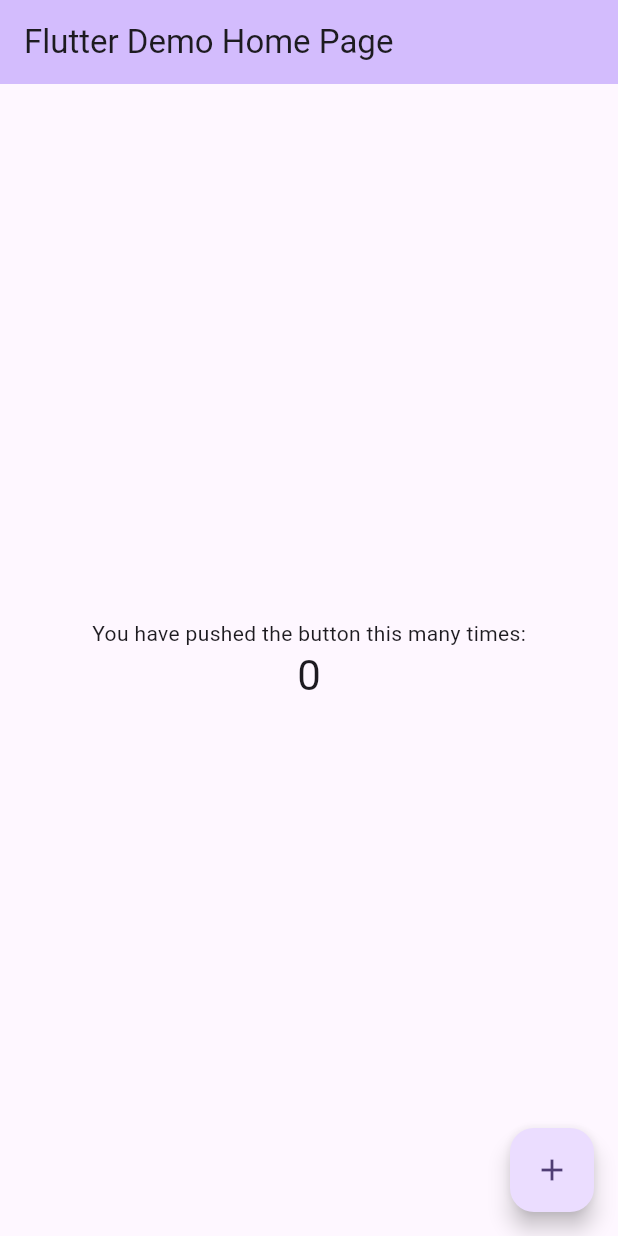
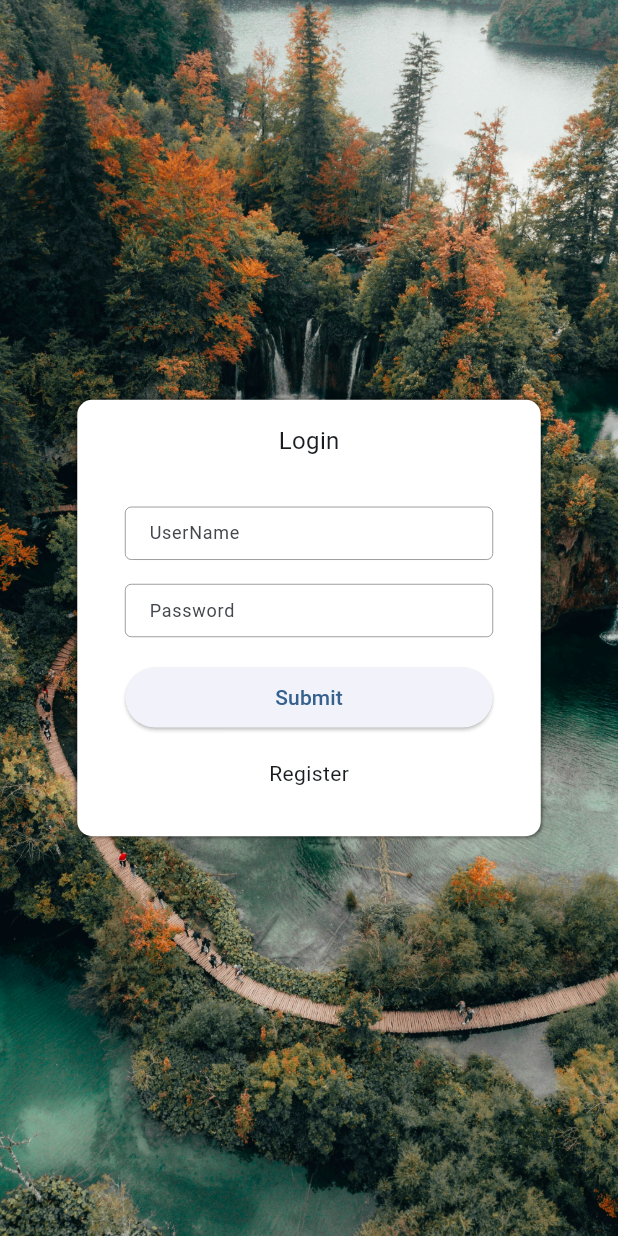
Before and after one commit to sony-nurdianto/bts-tech-test, a Flutter app: the screen it shows after launch, on a phone screen of 412 x 824 dp. Run offline on Flutter 3.47's test engine with Material 3 defaults, Android fonts, the phone set to English and light mode, and no system bars; our stand-ins replace bloc, flutter_dotenv, responsive_sizer, shared_preferences.

Commit message:
last push

```diff
--- /dev/null
+++ b/lib/blocs/auth_bloc/auth_bloc.dart
@@ -0,0 +1,47 @@
+import 'dart:async';
+
+import 'package:bloc/bloc.dart';
+import 'package:bts_tech_test/repository/data/auth_data.dart';
+import 'package:bts_tech_test/repository/models/auth_models/auth_models.dart';
+import 'package:flutter/material.dart';
+import 'package:flutter/rendering.dart';
+import 'package:meta/meta.dart';
+import 'package:shared_preferences/shared_preferences.dart';
+
+part 'auth_event.dart';
+part 'auth_state.dart';
+
+class AuthBloc extends Bloc<AuthEvent, AuthState> {
+
+  final AuthData auth = AuthData();
+
+  AuthBloc() : super(AuthInitial()) {
+    on<AuthRegister>((event, emit) async {
+      emit(AuthLoading());
+      try {
+        await auth.registerCheck(event.registerData);
+        emit(AuthSuccess());
+      } catch (e) {
+        emit(AuthFailure(error: e.toString()));
+      }
+    },);
+    on<AuthLogin>(
+      (event, emit) async {
+        emit(AuthLoading());
+        try {
+          // await _saveLoginStatus();
+          emit(AuthSuccess());
+        } catch (e) {
+          emit(AuthFailure(
+              error: 'Gagal login. Periksa kembali username dan password.'));
+        }
+      },
+    );
+  }
+
+
+  // Future<void> _saveLoginStatus() async {
+  //   SharedPreferences prefs = await SharedPreferences.getInstance();
+  //   await prefs.setBool('isLogged', true);
+  // }
+}
--- /dev/null
+++ b/lib/blocs/auth_bloc/auth_event.dart
@@ -0,0 +1,17 @@
+part of 'auth_bloc.dart';
+
+@immutable
+abstract class AuthEvent {}
+
+class AuthLogin extends AuthEvent {
+  final String username;
+  final String password;
+
+  AuthLogin({required this.username, required this.password});
+}
+
+class AuthRegister extends AuthEvent {
+  final AuthModels registerData;
+
+  AuthRegister({required this.registerData});
+}
--- /dev/null
+++ b/lib/blocs/auth_bloc/auth_state.dart
@@ -0,0 +1,16 @@
+part of 'auth_bloc.dart';
+
+@immutable
+abstract class AuthState {}
+
+class AuthInitial extends AuthState {}
+
+class AuthLoading extends AuthState {}
+
+class AuthSuccess extends AuthState {}
+
+class AuthFailure extends AuthState {
+  final String error;
+
+  AuthFailure({required this.error});
+}
--- a/lib/main.dart
+++ b/lib/main.dart
@@ -1,6 +1,12 @@
+import 'package:bts_tech_test/views/login/login_pages.dart';
+import 'package:bts_tech_test/views/login/register_pages.dart';
 import 'package:flutter/material.dart';
+import 'package:responsive_sizer/responsive_sizer.dart';
+import 'package:flutter_dotenv/flutter_dotenv.dart';
 
-void main() {
+
+void main() async {
+  await dotenv.load();
   runApp(const MyApp());
 }
 
@@ -10,116 +16,22 @@
   // This widget is the root of your application.
   @override
   Widget build(BuildContext context) {
-    return MaterialApp(
-      title: 'Flutter Demo',
+    return ResponsiveSizer(builder: (context, orientation, screenType) {
+      return MaterialApp(
+      title: 'CheckList App',
       theme: ThemeData(
-        // This is the theme of your application.
-        //
-        // TRY THIS: Try running your application with "flutter run". You'll see
-        // the application has a purple toolbar. Then, without quitting the app,
-        // try changing the seedColor in the colorScheme below to Colors.green
-        // and then invoke "hot reload" (save your changes or press the "hot
-        // reload" button in a Flutter-supported IDE, or press "r" if you used
-        // the command line to start the app).
-        //
-        // Notice that the counter didn't reset back to zero; the application
-        // state is not lost during the reload. To reset the state, use hot
-        // restart instead.
-        //
-        // This works for code too, not just values: Most code changes can be
-        // tested with just a hot reload.
-        colorScheme: ColorScheme.fromSeed(seedColor: Colors.deepPurple),
+        colorScheme: ColorScheme.fromSeed(seedColor: Colors.blue),
         useMaterial3: true,
       ),
-      home: const MyHomePage(title: 'Flutter Demo Home Page'),
+      initialRoute: '/login',
+
+      routes: {
+        '/login':(context) =>  const LoginPages(),
+        '/register': (context) => const RegisterPages(),
+      },
+      // home: const MyHomePage(title: 'Flutter Demo Home Page'),
     );
+    },)
+    ;
   }
 }
-
-class MyHomePage extends StatefulWidget {
-  const MyHomePage({super.key, required this.title});
-
-  // This widget is the home page of your application. It is stateful, meaning
-  // that it has a State object (defined below) that contains fields that affect
-  // how it looks.
-
-  // This class is the configuration for the state. It holds the values (in this
-  // case the title) provided by the parent (in this case the App widget) and
-  // used by the build method of the State. Fields in a Widget subclass are
-  // always marked "final".
-
-  final String title;
-
-  @override
-  State<MyHomePage> createState() => _MyHomePageState();
-}
-
-class _MyHomePageState extends State<MyHomePage> {
-  int _counter = 0;
-
-  void _incrementCounter() {
-    setState(() {
-      // This call to setState tells the Flutter framework that something has
-      // changed in this State, which causes it to rerun the build method below
-      // so that the display can reflect the updated values. If we changed
-      // _counter without calling setState(), then the build method would not be
-      // called again, and so nothing would appear to happen.
-      _counter++;
-    });
-  }
-
-  @override
-  Widget build(BuildContext context) {
-    // This method is rerun every time setState is called, for instance as done
-    // by the _incrementCounter method above.
-    //
-    // The Flutter framework has been optimized to make rerunning build methods
-    // fast, so that you can just rebuild anything that needs updating rather
-    // than having to individually change instances of widgets.
-    return Scaffold(
-      appBar: AppBar(
-        // TRY THIS: Try changing the color here to a specific color (to
-        // Colors.amber, perhaps?) and trigger a hot reload to see the AppBar
-        // change color while the other colors stay the same.
-        backgroundColor: Theme.of(context).colorScheme.inversePrimary,
-        // Here we take the value from the MyHomePage object that was created by
-        // the App.build method, and use it to set our appbar title.
-        title: Text(widget.title),
-      ),
-      body: Center(
-        // Center is a layout widget. It takes a single child and positions it
-        // in the middle of the parent.
-        child: Column(
-          // Column is also a layout widget. It takes a list of children and
-          // arranges them vertically. By default, it sizes itself to fit its
-          // children horizontally, and tries to be as tall as its parent.
-          //
-          // Column has various properties to control how it sizes itself and
-          // how it positions its children. Here we use mainAxisAlignment to
-          // center the children vertically; the main axis here is the vertical
-          // axis because Columns are vertical (the cross axis would be
-          // horizontal).
-          //
-          // TRY THIS: Invoke "debug painting" (choose the "Toggle Debug Paint"
-          // action in the IDE, or press "p" in the console), to see the
-          // wireframe for each widget.
-          mainAxisAlignment: MainAxisAlignment.center,
-          children: <Widget>[
-            const Text(
-              'You have pushed the button this many times:',
-            ),
-            Text(
-              '$_counter',
-              style: Theme.of(context).textTheme.headlineMedium,
-            ),
-          ],
-        ),
-      ),
-      floatingActionButton: FloatingActionButton(
-        onPressed: _incrementCounter,
-        tooltip: 'Increment',
-        child: const Icon(Icons.add),
-      ), // This trailing comma makes auto-formatting nicer for build methods.
-    );
-  }
-}
--- /dev/null
+++ b/lib/repository/data/auth_data.dart
@@ -0,0 +1,24 @@
+import 'dart:convert';
+
+import 'package:bts_tech_test/repository/models/auth_models/auth_models.dart';
+import 'package:flutter_dotenv/flutter_dotenv.dart';
+import 'package:http/http.dart' as http;
+
+class AuthData {
+  // static String apiUri = 'http://94.74.86.174:8080/api/login';
+  static String? apiUri =  dotenv.env['API_KEY'];
+
+  Future<dynamic> registerCheck(AuthModels data) async {
+    try {
+      await http.post(
+        Uri.parse('$apiUri/register'),
+        headers: {"Content-Type": "application/json"},
+        body: json.encode(data.toJson())
+      );
+      print('success create object');
+      return {'status': 200, 'message': 'success register'};
+    } catch (e) {
+      return {'status': 400, 'message': 'error: $e'};
+    }
+  }
+}
--- /dev/null
+++ b/lib/repository/models/auth_models/auth_models.dart
@@ -0,0 +1,29 @@
+class AuthModels {
+  final String? email;
+  final String username;
+  final String password;
+
+  AuthModels({
+    this.email,
+    required this.username,
+    required this.password,
+  });
+
+  factory AuthModels.fromJson(Map<String, dynamic> json) {
+    return AuthModels(
+      email: json['email'],
+      username: json['username'],
+      password: json['password'],
+    );
+  }
+
+    Map<String, dynamic> toJson() {
+    final Map<String, dynamic> data = <String, dynamic>{};
+
+    data['email'] = email;
+    data["username"] = username;
+    data["password"] = password;
+
+    return data;
+  }
+}
--- /dev/null
+++ b/lib/views/login/login_pages.dart
@@ -0,0 +1,150 @@
+import 'package:flutter/material.dart';
+import 'package:responsive_sizer/responsive_sizer.dart';
+
+class LoginPages extends StatelessWidget {
+  const LoginPages({super.key});
+
+  @override
+  Widget build(BuildContext context) {
+    return Scaffold(
+      body: LoginForm(),
+    );
+  }
+}
+
+class LoginForm extends StatelessWidget {
+  final TextEditingController _usernameController = TextEditingController();
+  final TextEditingController _passwordController = TextEditingController();
+  LoginForm({super.key});
+
+  @override
+  Widget build(BuildContext context) {
+    return Center(
+      child: Stack(
+        children: [
+          Container(
+            decoration: const BoxDecoration(
+              image: DecorationImage(
+                image: AssetImage('lib/images/login_bg.jpg'),
+                fit: BoxFit.cover,
+              ),
+            ),
+          ),
+          Center(
+            child: Container(
+              decoration: BoxDecoration(
+                  borderRadius: BorderRadius.circular(10),
+                  color: Colors.white,
+                  boxShadow: const [
+                    BoxShadow(
+                      color: Colors.black38,
+                      spreadRadius: 1,
+                      blurRadius: 1,
+                      // offset: Offset(0, 3), // changes position of shadow
+                    ),
+                  ]),
+              width: 75.w,
+              // height: ,
+              child: Padding(
+                padding: const EdgeInsets.all(16.0),
+                child: Column(
+                  // mainAxisAlignment: MainAxisAlignment.center,
+                  crossAxisAlignment: CrossAxisAlignment.center,
+                  mainAxisSize: MainAxisSize.min,
+                  children: [
+                    const Text(
+                      'Login',
+                      style: TextStyle(fontSize: 16),
+                    ),
+                    SizedBox(
+                      height: 2.h,
+                    ),
+                    Padding(
+                      padding: const EdgeInsets.all(16.0),
+                      child: Column(
+                        mainAxisAlignment: MainAxisAlignment.center,
+                        mainAxisSize: MainAxisSize.min,
+                        children: [
+                          SizedBox(
+                            width: double.infinity,
+                            height: 35,
+                            child: TextField(
+                              controller: _usernameController,
+                              decoration: const InputDecoration(
+                                labelText: 'UserName',
+                                enabledBorder: OutlineInputBorder(
+                                  borderSide: BorderSide(
+                                      color: Colors.grey, width: 0.0),
+                                ),
+                                focusedBorder: OutlineInputBorder(
+                                  borderSide: BorderSide(
+                                      color: Colors.green, width: 0.0),
+                                ),
+                                labelStyle: TextStyle(fontSize: 12.0),
+                              ),
+
+                              style: const TextStyle(fontSize: 12.0),
+                              // decoration: const InputDecoration(labelText: 'Username'),
+                            ),
+                          ),
+                          SizedBox(
+                            height: 2.h,
+                          ),
+                          SizedBox(
+                            width: double.infinity,
+                            height: 35,
+                            child: TextField(
+                              controller: _passwordController,
+                              obscureText: true,
+                              decoration: const InputDecoration(
+                                labelText: 'Password',
+                                enabledBorder: OutlineInputBorder(
+                                  borderSide: BorderSide(
+                                      color: Colors.grey, width: 0.0),
+                                ),
+                                focusedBorder: OutlineInputBorder(
+                                  borderSide: BorderSide(
+                                      color: Colors.green, width: 0.0),
+                                ),
+                                labelStyle: TextStyle(fontSize: 12.0),
+                              ),
+                              style: const TextStyle(fontSize: 12.0),
+                              // decoration: const InputDecoration(labelText: 'Password'),
+                            ),
+                          ),
+                          SizedBox(
+                            height: 2.h,
+                          ),
+                          SizedBox(
+                            width: double.infinity,
+                            child: ElevatedButton(
+                              onPressed: () {
+                                // String username = _usernameController.text;
+                                // String password = _passwordController.text;
+                                // context.read<AuthBloc>().add(AuthLogin(username: username, password: password));
+                              },
+                              child: const Text('Submit'),
+                            ),
+                          ),
+                          SizedBox(
+                            height: 2.h,
+                          ),
+                          InkWell(
+                            onTap: () {
+                              Navigator.pushNamed(context, '/register');
+                            },
+                            child: const Text('Register',),
+                          )
+                        ],
+                      ),
+                    ),
+                  ],
+                ),
+              ),
+            ),
+          )
+        ],
+      ),
+    );
+  }
+}
```
Also changed, not shown: lib/views/login/register_pages.dart (added, +173 -0 lines), pubspec.yaml (+13 -41 lines), lib/images/login_bg.jpg (added), pubspec.lock, 2 other files.
